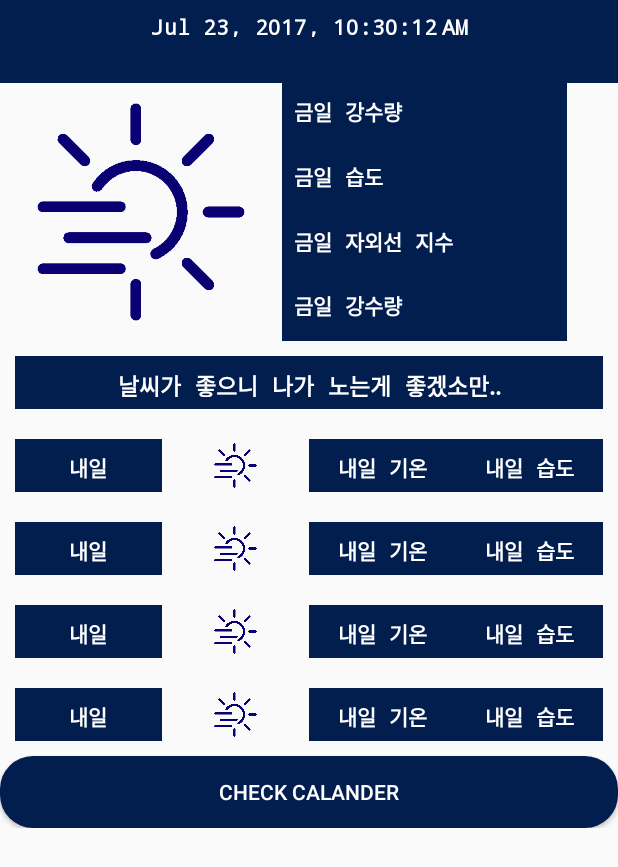
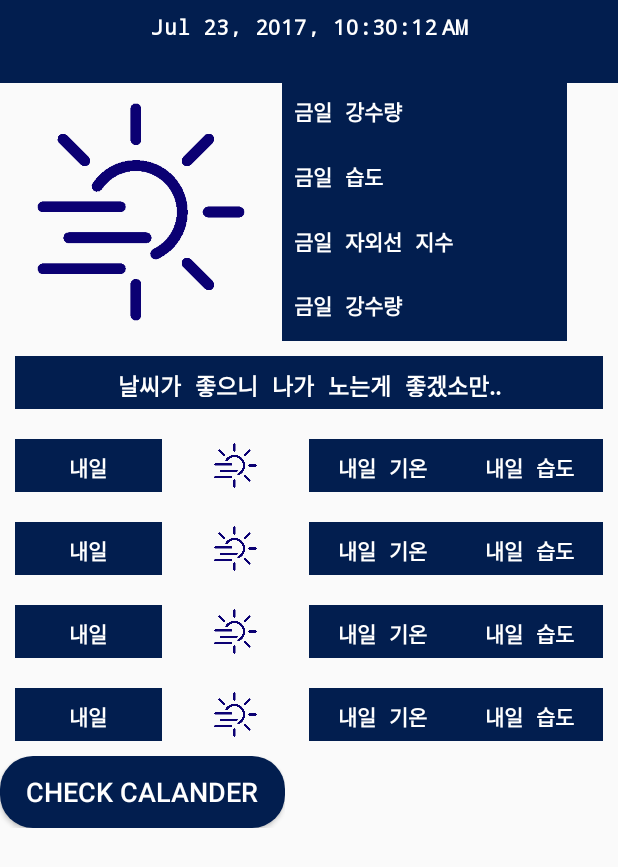
Before and after one commit to uni3621/nabi, an Android app: the WeatherActivity screen opened directly, with no data from a screen before it, on a phone screen of 412 x 824 dp. Shown: the top 867 px of the screen. Run offline under Robolectric (Android 15) with nearby library versions, the phone set to English and light mode, and no system bars.

Commit message:
no message

```diff
--- a/app/src/main/java/com/example/user/myapplication/activity/weathercalender.java
+++ b/app/src/main/java/com/example/user/myapplication/activity/weathercalender.java
@@ -21,7 +21,7 @@ public class weathercalender extends AppCompatActivity {
         weathercal.setOnDateChangeListener(new CalendarView.OnDateChangeListener(){
             //선택된 날짜를 알려주는 메서드
             public void onSelectedDayChange(CalendarView view, int year, int month, int day){
-                Toast.makeText(weathercalender.this,year+"년 "+(month+1)+"월"+ day +"일",0).show();
+                Toast.makeText(weathercalender.this,year+"년 "+(month+1)+"월"+ day +"일",Toast.LENGTH_SHORT).show();
             }
         });
 
--- a/app/src/main/res/layout/activity_weather.xml
+++ b/app/src/main/res/layout/activity_weather.xml
@@ -5,6 +5,16 @@
     android:orientation="vertical"
     android:layout_width="match_parent"
     android:layout_height="wrap_content">
+
+    <ScrollView
+        android:layout_width="match_parent"
+        android:layout_height="match_parent">
+
+        <LinearLayout
+            android:layout_width="match_parent"
+            android:layout_height="wrap_content"
+            android:orientation="vertical" />
+    </ScrollView>
 
     <LinearLayout
         android:layout_width="match_parent"
@@ -378,15 +388,26 @@
                 android:typeface="monospace"
                 android:gravity="center_horizontal"
                 />
+
         </LinearLayout>
 
     </LinearLayout>
 
-    <Button
-        android:id="@+id/calbutton"
-        android:layout_width="match_parent"
-        android:layout_height="wrap_content"
-        android:background="@drawable/buttonshape"
-        android:text="CHECK CALANDER"
-        android:textColor="#FFFFFF" />
+    <android.support.constraint.ConstraintLayout
+        android:layout_width="wrap_content"
+        android:layout_height="wrap_content">
+
+        <Button
+            android:id="@+id/calbutton"
+            android:layout_width="190sp"
+            android:layout_height="wrap_content"
+            android:layout_weight="1"
+            android:background="@drawable/buttonshape"
+            android:text="CHECK CALANDER"
+            android:textColor="#FFFFFF"
+            android:textSize="18sp"
+            tools:layout_editor_absoluteX="189dp"
+            tools:layout_editor_absoluteY="8dp" />
+    </android.support.constraint.ConstraintLayout>
+
 </LinearLayout>
```
